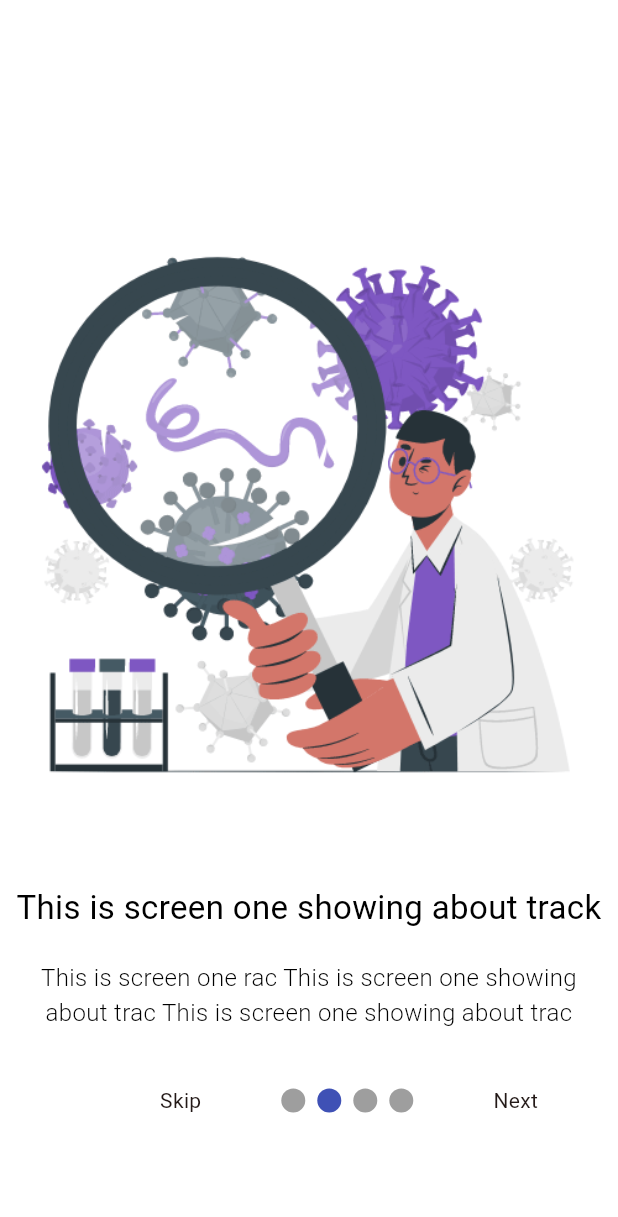
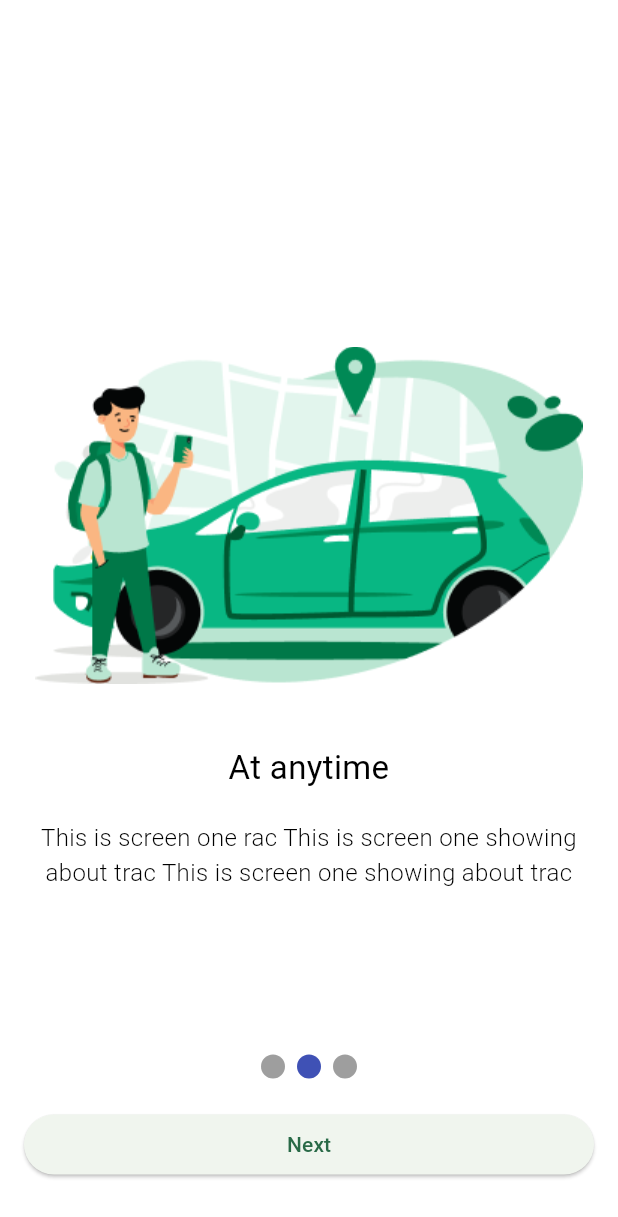
Before and after one commit to abenooo/alepha_digital_tracking, a Flutter app: the screen it shows after launch, after a tap on "Next", on a phone screen of 412 x 824 dp. Shown: the top 1217 px of the screen. Run offline on Flutter 3.47's test engine with Material 3 defaults, Android fonts, the phone set to English and light mode, and no system bars; drawn by our look-alikes of smooth_page_indicator; our stand-ins replace shared_preferences.

Commit message:
Update the onboarding images

```diff
--- a/lib/main.dart
+++ b/lib/main.dart
@@ -1,9 +1,11 @@
+import 'package:alepha_digital_tracking/auth/login.dart';
 import '/screens/onboarding/screen1.dart';
 import '/screens/onboarding/screen2.dart';
 import '/screens/onboarding/screen3.dart';
-import '/screens/onboarding/screen4.dart';
+// import '/screens/onboarding/screen4.dart';
 import 'package:flutter/material.dart';
 import 'package:smooth_page_indicator/smooth_page_indicator.dart';
+import 'package:shared_preferences/shared_preferences.dart';
 
 void main() {
   runApp(const MyApp());
@@ -12,16 +14,63 @@ void main() {
 class MyApp extends StatelessWidget {
   const MyApp({super.key});
 
-  // This widget is the root of your application.
   @override
   Widget build(BuildContext context) {
     return MaterialApp(
       title: 'Flutter Demo',
       theme: ThemeData(
-        colorScheme: ColorScheme.fromSeed(seedColor: Colors.deepOrangeAccent),
+        colorScheme:
+            ColorScheme.fromSeed(seedColor: Color.fromARGB(255, 19, 172, 108)),
         useMaterial3: true,
       ),
-      home: const MyHomePage(title: 'Alpha Digital Tracking'),
+      home:
+          const SplashScreen(), // Update to a splash screen that checks onboarding
+    );
+  }
+}
+
+class SplashScreen extends StatefulWidget {
+  const SplashScreen({super.key});
+
+  @override
+  State<SplashScreen> createState() => _SplashScreenState();
+}
+
+class _SplashScreenState extends State<SplashScreen> {
+  @override
+  void initState() {
+    super.initState();
+    _checkOnboardingStatus();
+  }
+
+  // Function to check if onboarding is complete
+  Future<void> _checkOnboardingStatus() async {
+    SharedPreferences prefs = await SharedPreferences.getInstance();
+    bool? completedOnboarding = prefs.getBool('completedOnboarding') ?? false;
+
+    if (completedOnboarding) {
+      // If onboarding was completed, go directly to the login screen
+      Navigator.pushReplacement(
+        context,
+        MaterialPageRoute(builder: (context) => const LoginScreen()),
+      );
+    } else {
+      // Otherwise, go to the onboarding screens
+      Navigator.pushReplacement(
+        context,
+        MaterialPageRoute(
+            builder: (context) =>
+                const MyHomePage(title: 'Alpha Digital Tracking')),
+      );
+    }
+  }
+
+  @override
+  Widget build(BuildContext context) {
+    return const Scaffold(
+      body: Center(
+          child:
+              CircularProgressIndicator()), // Simple loading indicator while checking onboarding status
     );
   }
 }
@@ -39,6 +88,7 @@ class _MyHomePageState extends State<MyHomePage> {
   PageController pageController = PageController();
   String buttonText = "Skip";
   int currentPageIndicator = 0;
+
   @override
   Widget build(BuildContext context) {
     return Scaffold(
@@ -49,7 +99,7 @@ class _MyHomePageState extends State<MyHomePage> {
             controller: pageController,
             onPageChanged: (index) {
               currentPageIndicator = index;
-              if (index == 3) {
+              if (index == 2) {
                 buttonText = "Finish";
               } else {
                 buttonText = "Skip";
@@ -60,38 +110,46 @@ class _MyHomePageState extends State<MyHomePage> {
               Screen1(),
               Screen2(),
               Screen3(),
-              Screen4(),
+              // Screen4(),
             ],
           ),
       Container(
-            alignment: const Alignment(0, 0.8),
-            child: Row(
-              mainAxisAlignment: MainAxisAlignment.spaceEvenly,
+  alignment: const Alignment(0, 0.9), // Move content lower on the screen
+  child: Column(
+    mainAxisSize: MainAxisSize.min, // Ensures content is compact and respects alignment
     children: [
-                const SizedBox(),
-                GestureDetector(
-                  onTap: () {
-                    print("navigate to home");
-                  },
-                  child: Text(buttonText),
-                ), // Fixed: Added parentheses to SizedBox
+      // Page indicator in a single row
+      Row(
+        mainAxisAlignment: MainAxisAlignment.center,
+        children: [
           SmoothPageIndicator(
             controller: pageController,
-                  count: 4,
+            count: 3,
           ),
-                currentPageIndicator == 3
-                    ? const SizedBox(
-                        width: 10,
-                      )
-                    : GestureDetector(
-                        onTap: () {
-                          // print("button is clicked");
+        ],
+      ),
+      const SizedBox(height: 20), // Space between indicator and button
+
+      // Full-width "Next" button
+      SizedBox(
+        width: double.infinity,
+        child: Padding(
+          padding: const EdgeInsets.symmetric(horizontal: 16.0), // Optional padding for aesthetics
+          child: ElevatedButton(
+            onPressed: () {
+              if (currentPageIndicator == 2) {
+                _completeOnboarding();
+              } else {
                 pageController.nextPage(
                   duration: const Duration(milliseconds: 500),
-                              curve: Curves.easeIn);
+                  curve: Curves.easeIn,
+                );
+              }
             },
-                        child: const Text("Next"),
-                      ), // Fixed: Added Text widget for "Skip"
+            child: Text(currentPageIndicator == 2 ? "Get Started" : "Next"),
+          ),
+        ),
+      ),
     ],
   ),
       ),
@@ -99,4 +157,16 @@ class _MyHomePageState extends State<MyHomePage> {
       ),
     );
   }
+
+
+
+  // Function to mark onboarding as complete
+  Future<void> _completeOnboarding() async {
+    SharedPreferences prefs = await SharedPreferences.getInstance();
+    await prefs.setBool('completedOnboarding', true);
+    Navigator.pushReplacement(
+      context,
+      MaterialPageRoute(builder: (context) => const LoginScreen()),
+    );
   }
+}
--- a/lib/screens/onboarding/screen1.dart
+++ b/lib/screens/onboarding/screen1.dart
@@ -8,12 +8,12 @@ class Screen1 extends StatelessWidget {
     return Column(
       mainAxisAlignment: MainAxisAlignment.center,
       children: [
-        Image.asset('asset/onboarding/onboarding1.gif'),
+        Image.asset('asset/onboarding/Anywhereyouare.png'),
         const SizedBox(
           height: 40.0,
         ),
         const Text(
-          "This is screen one showing about track",
+          "Any where you are",
           style: TextStyle(
               color: Colors.black,
               fontSize: 22.0,
@@ -26,7 +26,7 @@ class Screen1 extends StatelessWidget {
        Container(
          padding: const EdgeInsets.symmetric(horizontal: 20),
          child: Text(
-           "We Need To Work Hard, We Need To Work Hard, We Need To Work",
+           "This is screen one rac This is screen one showing about trac This is screen one showing about trac",
            style: TextStyle(
              color: Colors.black.withOpacity(0.6),
              fontSize: 16,
--- a/lib/screens/onboarding/screen2.dart
+++ b/lib/screens/onboarding/screen2.dart
@@ -8,12 +8,12 @@ class Screen2 extends StatelessWidget {
     return Column(
       mainAxisAlignment: MainAxisAlignment.center,
       children: [
-        Image.asset('asset/onboarding/onboarding2.gif'),
+        Image.asset('asset/onboarding/Atanytime.png'),
         const SizedBox(
           height: 40.0,
         ),
         const Text(
-          "This is screen one showing about track",
+          "At anytime",
           style: TextStyle(
               color: Colors.black,
               fontSize: 22.0,
--- a/lib/screens/onboarding/screen3.dart
+++ b/lib/screens/onboarding/screen3.dart
@@ -8,12 +8,12 @@ class Screen3 extends StatelessWidget {
     return Column(
       mainAxisAlignment: MainAxisAlignment.center,
       children: [
-        Image.asset('asset/onboarding/onboarding3.gif'),
+        Image.asset('asset/onboarding/Frame1.png'),
         const SizedBox(
           height: 40.0,
         ),
        const Text(
-          "This is screen one showing about track",
+          "Book your car",
           style: TextStyle(
               color: Colors.black,
               fontSize: 22.0,
--- a/pubspec.yaml
+++ b/pubspec.yaml
@@ -34,8 +34,9 @@ dependencies:
 
   # The following adds the Cupertino Icons font to your application.
   # Use with the CupertinoIcons class for iOS style icons.
-  cupertino_icons: ^1.0.6
+  # cupertino_icons: ^1.0.6
   smooth_page_indicator: ^1.2.0+3
+  shared_preferences: ^2.3.2
 
 dev_dependencies:
   flutter_test:
@@ -62,6 +63,7 @@ flutter:
   # To add assets to your application, add an assets section, like this:
   assets:
     - asset/onboarding/
+    - asset/auth/
 
   # An image asset can refer to one or more resolution-specific "variants", see
   # https://flutter.dev/assets-and-images/#resolution-aware
```
Also changed, not shown: lib/auth/login.dart (added, +119 -0 lines), asset/auth/signin.png (added), asset/onboarding/Anywhereyouare.png (added), asset/onboarding/Atanytime.png (added), asset/onboarding/Frame1.png (added), asset/onboarding/Welcome Screen.png (added), pubspec.lock, 11 other files. Lines whose indentation alone changed are shown as unchanged.
